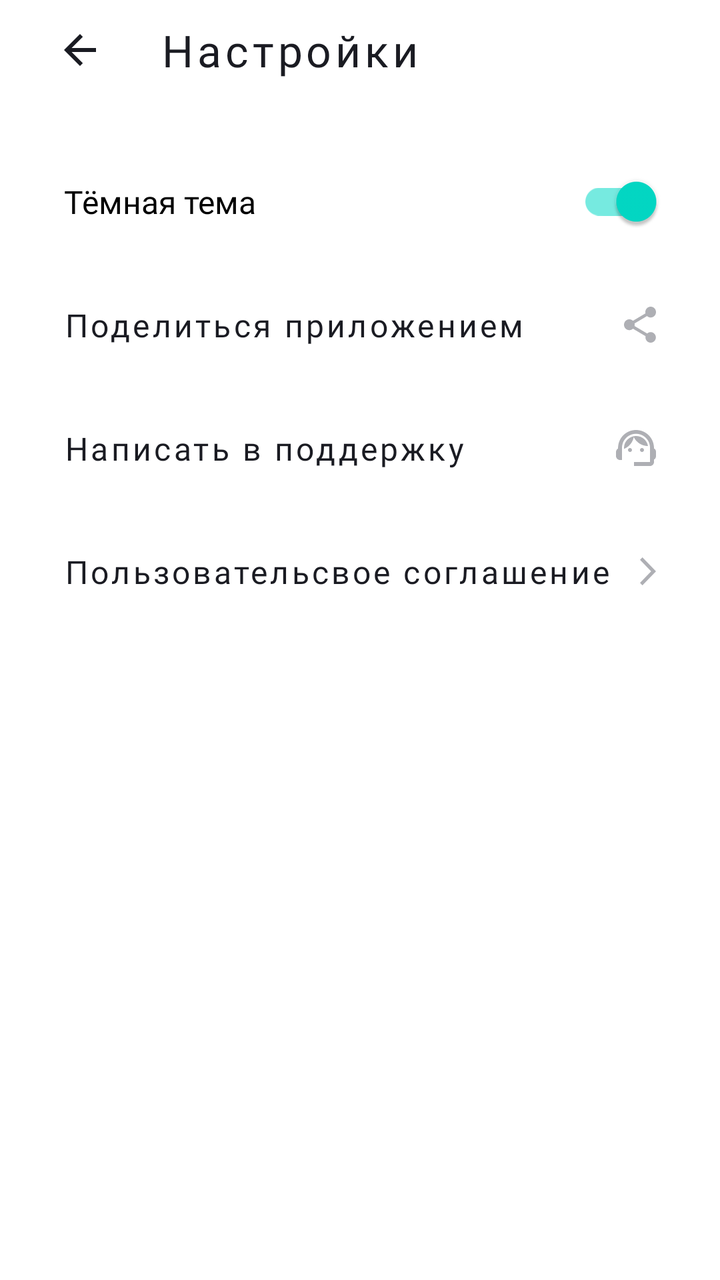
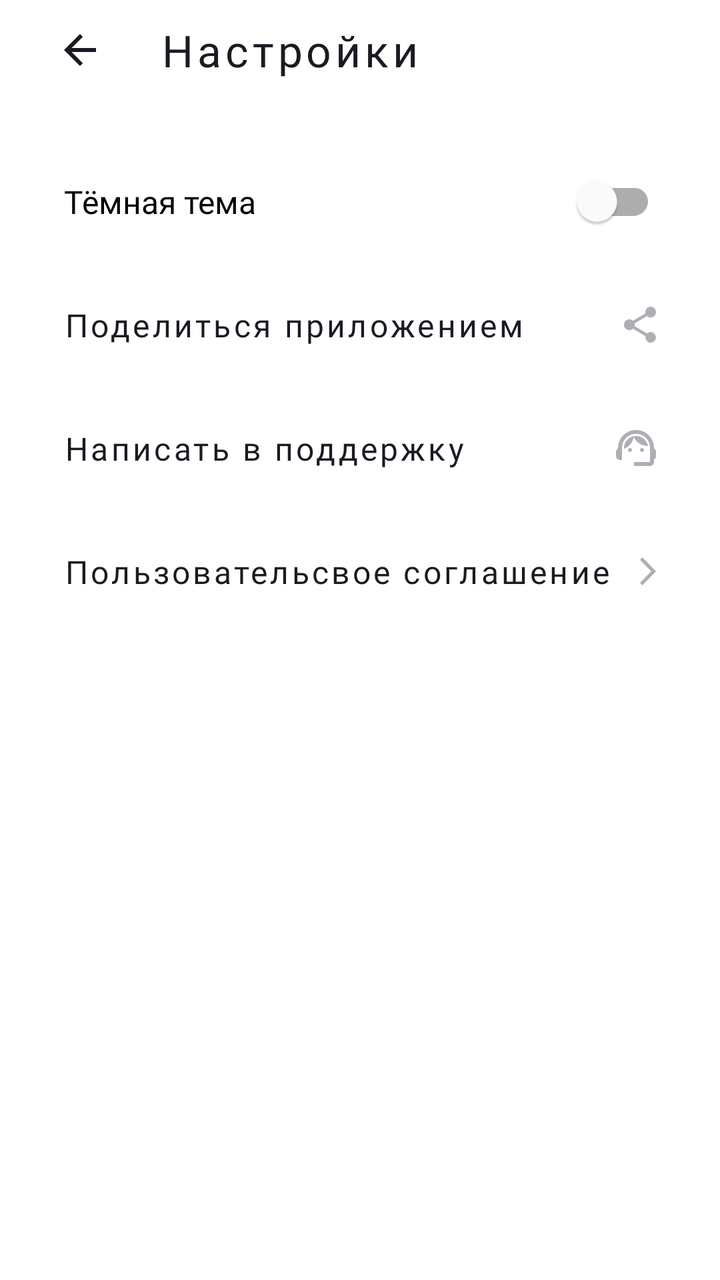

Compare the two renders of this Android layout. The source of the first and the diff that turns it into the second are given below.
<!-- AndroidManifest.xml: application theme Base.Theme.PlaylistMaker -->
<!-- res/layout/activity_settings.xml -->
<?xml version="1.0" encoding="utf-8"?>
<LinearLayout xmlns:android="http://schemas.android.com/apk/res/android"
    xmlns:app="http://schemas.android.com/apk/res-auto"
    android:id="@+id/main"
    android:layout_width="match_parent"
    android:layout_height="match_parent"
    android:orientation="vertical"
    android:gravity="top"
    style="@style/ActivityScreenMain.Background.Setting">


<LinearLayout
    android:layout_width="match_parent"
    android:layout_height="42dp"
    android:orientation="horizontal">
    <com.google.android.material.button.MaterialButton
        android:id="@+id/back_button"
        android:layout_width="48dp"
        android:layout_height="wrap_content"
        app:icon="@drawable/ic_arrow_back"
        style="@style/DarkLightIcon"
        />
    <com.google.android.material.textview.MaterialTextView
        android:layout_width="wrap_content"
        android:layout_height="wrap_content"
        android:text="@string/textButtonSetting"
        android:fontFamily="@font/ys_display_medium"
        style="@style/ActivityScreenSetting"
        android:layout_gravity="center"
        android:textSize="22sp"
        />
</LinearLayout>


    <com.google.android.material.switchmaterial.SwitchMaterial
        android:id="@+id/themeSwitcher"
        android:layout_width="match_parent"
        android:layout_height="wrap_content"
        android:layout_marginTop="24dp"
        android:checked="true"
        android:gravity="center_vertical"
        android:paddingHorizontal="16dp"
        android:paddingVertical="20dp"
        android:text="@string/setScreen_darkTheme"
        android:textSize="16sp"
        android:fontFamily="@font/ys_display_regular"
        style="@style/DarkLightSwitch"
        />

    <com.google.android.material.textview.MaterialTextView
        android:id="@+id/shareApp"
        android:layout_width="match_parent"
        android:layout_height="wrap_content"
        android:drawableEnd="@drawable/ic_button_share"
        android:paddingHorizontal="16dp"
        android:paddingVertical="20dp"
        android:text="@string/setScreen_shareApp"
        style="@style/ActivityScreenSetting"/>

    <com.google.android.material.textview.MaterialTextView
        android:id="@+id/writeSupport"
        android:layout_width="match_parent"
        android:layout_height="wrap_content"
        android:drawableEnd="@drawable/ic_button_write_support"
        android:paddingHorizontal="16dp"
        android:paddingVertical="20dp"
        android:text="@string/setScreen_writeSupport"
        android:textSize="16sp"
        style="@style/ActivityScreenSetting"
        />

    <com.google.android.material.textview.MaterialTextView
        android:id="@+id/userAgreement"
        android:layout_width="match_parent"
        android:layout_height="wrap_content"
        android:drawableEnd="@drawable/ic_button_arrow_forward"
        android:paddingHorizontal="16dp"
        android:paddingVertical="20dp"
        android:text="@string/setScreen_userAgreement"
        android:textSize="16sp"
        style="@style/ActivityScreenSetting"/>

</LinearLayout>
<!-- resources referenced by this layout -->
<resources>
  <!-- drawable ic_arrow_back (drawable) -->
  <vector xmlns:android="http://schemas.android.com/apk/res/android"
      android:width="16dp"
      android:height="16dp"
      android:viewportWidth="16"
      android:viewportHeight="16">
    <path
        android:pathData="M16,7H3.83L9.42,1.41L8,0L0,8L8,16L9.41,14.59L3.83,9H16V7Z"
        android:fillColor="@color/black_liquorice"/>
  </vector>
  <!-- drawable ic_button_arrow_forward (drawable) -->
  <vector xmlns:android="http://schemas.android.com/apk/res/android"
      android:width="8dp"
      android:height="14dp"
      android:viewportWidth="8"
      android:viewportHeight="14">
    <path
        android:pathData="M0,12.748L1.213,14L8,7L1.213,0L0,1.252L5.573,7L0,12.748Z"
        android:fillColor="@color/gray_aluminium_snow"/>
  </vector>
  <!-- drawable ic_button_share (drawable) -->
  <vector xmlns:android="http://schemas.android.com/apk/res/android"
      android:width="16dp"
      android:height="18dp"
      android:viewportWidth="16"
      android:viewportHeight="18">
    <path
        android:pathData="M13.333,12.723C12.658,12.723 12.053,12.994 11.591,13.419L5.253,9.669C5.298,9.461 5.333,9.253 5.333,9.036C5.333,8.819 5.298,8.611 5.253,8.404L11.52,4.69C12,5.142 12.631,5.422 13.333,5.422C14.809,5.422 16,4.211 16,2.711C16,1.211 14.809,0 13.333,0C11.858,0 10.667,1.211 10.667,2.711C10.667,2.928 10.702,3.136 10.747,3.343L4.48,7.057C4,6.605 3.369,6.325 2.667,6.325C1.191,6.325 0,7.536 0,9.036C0,10.536 1.191,11.747 2.667,11.747C3.369,11.747 4,11.467 4.48,11.015L10.809,14.774C10.764,14.964 10.738,15.163 10.738,15.361C10.738,16.816 11.902,18 13.333,18C14.764,18 15.929,16.816 15.929,15.361C15.929,13.907 14.764,12.723 13.333,12.723Z"
        android:fillColor="@color/gray_aluminium_snow"/>
  </vector>
  <string name="setScreen_darkTheme">Тёмная тема</string>
  <string name="setScreen_shareApp">Поделиться приложением</string>
  <string name="setScreen_userAgreement">Пользовательсвое соглашение</string>
  <string name="setScreen_writeSupport">Написать в поддержку</string>
  <string name="textButtonSetting">Настройки</string>
  <style name="ActivityScreenMain.Background.Setting">
          <item name="android:background">@color/white</item>
      </style>
  <style name="ActivityScreenSetting" parent="Widget.MaterialComponents.Button.UnelevatedButton">
          <item name="android:textColor">@color/black_liquorice</item>
          <item name="android:textSize">16sp</item>
          <item name="fontFamily">@font/ys_display_regular</item>
          <item name="android:textAllCaps">false</item>
          <item name="android:gravity">center_vertical</item>
  
      </style>
  <style name="DarkLightIcon" parent="Widget.MaterialComponents.Button.UnelevatedButton">
          <item name="android:backgroundTint">@color/white</item>
          <item name="iconTint">@color/black_liquorice</item>
      </style>
  <style name="DarkLightSwitch">
          <item name="thumbTint">@color/blue_cornflower</item>
          <item name="trackTint">@color/blue_cornflower_dark</item>
      </style>
  <style name="Base.Theme.PlaylistMaker" parent="Theme.MaterialComponents.DayNight.NoActionBar">
  
  
  
      </style>
  <color name="black_liquorice">#1A1B22</color>
  <color name="gray_aluminium_snow">#AEAFB4</color>
  <color name="white">#FFFFFFFF</color>
  <color name="blue_cornflower">#3772E7</color>
  <color name="blue_cornflower_dark">#9FBBF3</color>
  <!-- unchanged entries left out for length: 1 -->
</resources>

<!-- the commit's change to res/layout/activity_settings.xml (unified diff, before → after) -->
@@ -37,7 +37,7 @@
         android:layout_width="match_parent"
         android:layout_height="wrap_content"
         android:layout_marginTop="24dp"
-        android:checked="true"
+        android:checked="false"
         android:gravity="center_vertical"
         android:paddingHorizontal="16dp"
         android:paddingVertical="20dp"
